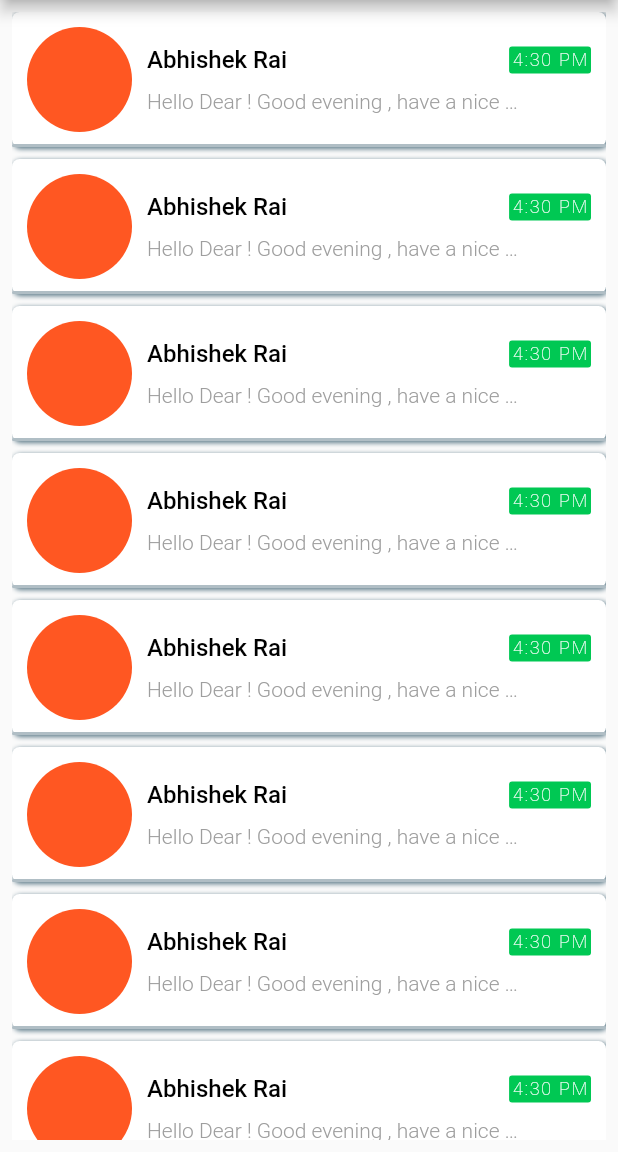
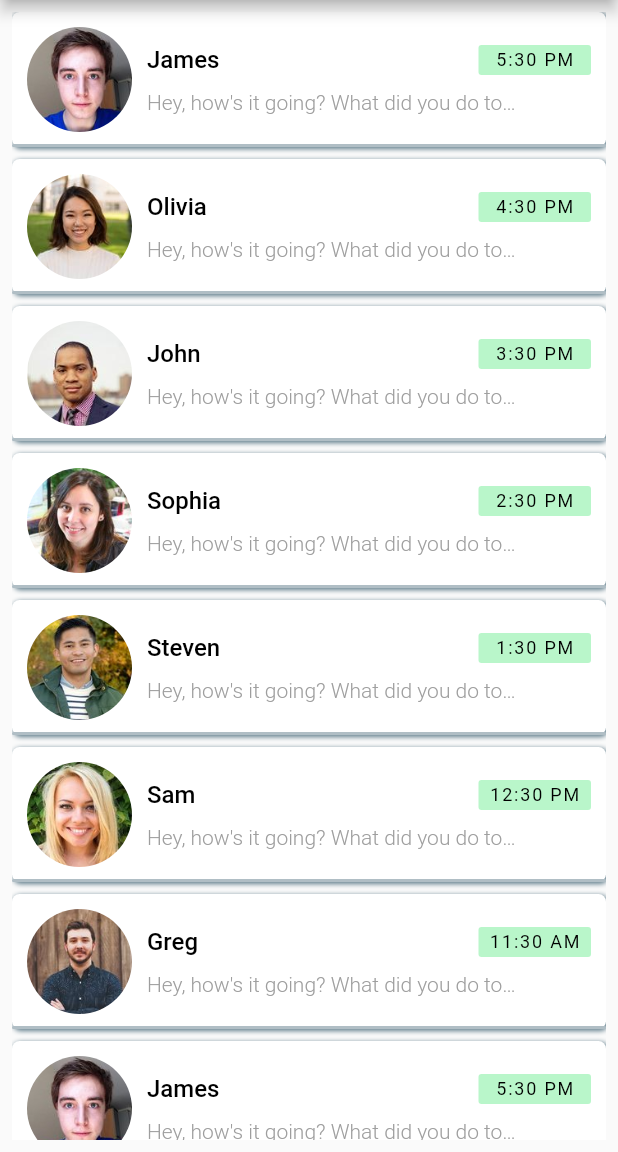
Before and after one commit to iamabhishek229313/WhatsApp-Redesign, a Flutter app: the screen it shows once a user with an empty profile is signed in, on a phone screen of 412 x 824 dp, the part 84-1236 px from its top. Run offline on Flutter 3.47's test engine with Material 2 defaults, Android fonts, the phone set to English and light mode, and no system bars; our stand-ins replace firebase_auth; accounts and stored records are empty; network calls fail; Roboto replaces fonts that are missing (Nunito-Regular).

Commit message:
The dummy models of the Person were added in the Project and its been matched with the HomePage() . Its freaking sunny outside : )

```diff
--- /dev/null
+++ b/lib/Models/message_model.dart
@@ -0,0 +1,235 @@
+import 'package:whatsapp_redesign/models/user_model.dart';
+
+class Message {
+  final User sender;
+  final String
+      time; // Would usually be type DateTime or Firebase Timestamp in production apps
+  final String text;
+  final bool isLiked;
+  final bool unread;
+
+  Message({
+    this.sender,
+    this.time,
+    this.text,
+    this.isLiked,
+    this.unread,
+  });
+}
+
+// YOU - current user
+final User currentUser =
+    User(id: 0, name: 'Current User', imageUrl: 'assets/images/greg.jpg');
+
+// USERS
+final User greg = User(id: 1, name: 'Greg', imageUrl: 'assets/images/greg.jpg');
+final User james =
+    User(id: 2, name: 'James', imageUrl: 'assets/images/james.jpg');
+final User john = User(id: 3, name: 'John', imageUrl: 'assets/images/john.jpg');
+final User olivia =
+    User(id: 4, name: 'Olivia', imageUrl: 'assets/images/olivia.jpg');
+final User sam = User(id: 5, name: 'Sam', imageUrl: 'assets/images/sam.jpg');
+final User sophia =
+    User(id: 6, name: 'Sophia', imageUrl: 'assets/images/sophia.jpg');
+final User steven =
+    User(id: 7, name: 'Steven', imageUrl: 'assets/images/steven.jpg');
+
+// FAVORITE CONTACTS
+List<User> favorites = [sam, steven, olivia, john, greg];
+
+// EXAMPLE CHATS ON HOME SCREEN
+List<Message> chats = [
+  Message(
+    sender: james,
+    time: '5:30 PM',
+    text: 'Hey, how\'s it going? What did you do today?',
+    isLiked: false,
+    unread: true,
+  ),
+  Message(
+    sender: olivia,
+    time: '4:30 PM',
+    text: 'Hey, how\'s it going? What did you do today?',
+    isLiked: false,
+    unread: true,
+  ),
+  Message(
+    sender: john,
+    time: '3:30 PM',
+    text: 'Hey, how\'s it going? What did you do today?',
+    isLiked: false,
+    unread: false,
+  ),
+  Message(
+    sender: sophia,
+    time: '2:30 PM',
+    text: 'Hey, how\'s it going? What did you do today?',
+    isLiked: false,
+    unread: true,
+  ),
+  Message(
+    sender: steven,
+    time: '1:30 PM',
+    text: 'Hey, how\'s it going? What did you do today?',
+    isLiked: false,
+    unread: false,
+  ),
+  Message(
+    sender: sam,
+    time: '12:30 PM',
+    text: 'Hey, how\'s it going? What did you do today?',
+    isLiked: false,
+    unread: false,
+  ),
+  Message(
+    sender: greg,
+    time: '11:30 AM',
+    text: 'Hey, how\'s it going? What did you do today?',
+    isLiked: false,
+    unread: false,
+  ),
+  Message(
+    sender: james,
+    time: '5:30 PM',
+    text: 'Hey, how\'s it going? What did you do today?',
+    isLiked: false,
+    unread: true,
+  ),
+  Message(
+    sender: olivia,
+    time: '4:30 PM',
+    text: 'Hey, how\'s it going? What did you do today?',
+    isLiked: false,
+    unread: true,
+  ),
+  Message(
+    sender: john,
+    time: '3:30 PM',
+    text: 'Hey, how\'s it going? What did you do today?',
+    isLiked: false,
+    unread: false,
+  ),
+  Message(
+    sender: sophia,
+    time: '2:30 PM',
+    text: 'Hey, how\'s it going? What did you do today?',
+    isLiked: false,
+    unread: true,
+  ),
+  Message(
+    sender: steven,
+    time: '1:30 PM',
+    text: 'Hey, how\'s it going? What did you do today?',
+    isLiked: false,
+    unread: false,
+  ),
+  Message(
+    sender: sam,
+    time: '12:30 PM',
+    text: 'Hey, how\'s it going? What did you do today?',
+    isLiked: false,
+    unread: false,
+  ),
+  Message(
+    sender: greg,
+    time: '11:30 AM',
+    text: 'Hey, how\'s it going? What did you do today?',
+    isLiked: false,
+    unread: false,
+  ),
+  Message(
+    sender: james,
+    time: '5:30 PM',
+    text: 'Hey, how\'s it going? What did you do today?',
+    isLiked: false,
+    unread: true,
+  ),
+  Message(
+    sender: olivia,
+    time: '4:30 PM',
+    text: 'Hey, how\'s it going? What did you do today?',
+    isLiked: false,
+    unread: true,
+  ),
+  Message(
+    sender: john,
+    time: '3:30 PM',
+    text: 'Hey, how\'s it going? What did you do today?',
+    isLiked: false,
+    unread: false,
+  ),
+  Message(
+    sender: sophia,
+    time: '2:30 PM',
+    text: 'Hey, how\'s it going? What did you do today?',
+    isLiked: false,
+    unread: true,
+  ),
+  Message(
+    sender: steven,
+    time: '1:30 PM',
+    text: 'Hey, how\'s it going? What did you do today?',
+    isLiked: false,
+    unread: false,
+  ),
+  Message(
+    sender: sam,
+    time: '12:30 PM',
+    text: 'Hey, how\'s it going? What did you do today?',
+    isLiked: false,
+    unread: false,
+  ),
+  Message(
+    sender: greg,
+    time: '11:30 AM',
+    text: 'Hey, how\'s it going? What did you do today?',
+    isLiked: false,
+    unread: false,
+  ),
+];
+
+// EXAMPLE MESSAGES IN CHAT SCREEN
+List<Message> messages = [
+  Message(
+    sender: james,
+    time: '5:30 PM',
+    text: 'Hey, how\'s it going? What did you do today?',
+    isLiked: true,
+    unread: true,
+  ),
+  Message(
+    sender: currentUser,
+    time: '4:30 PM',
+    text: 'Just walked my doge. She was super duper cute. The best pupper!!',
+    isLiked: false,
+    unread: true,
+  ),
+  Message(
+    sender: james,
+    time: '3:45 PM',
+    text: 'How\'s the doggo?',
+    isLiked: false,
+    unread: true,
+  ),
+  Message(
+    sender: james,
+    time: '3:15 PM',
+    text: 'All the food',
+    isLiked: true,
+    unread: true,
+  ),
+  Message(
+    sender: currentUser,
+    time: '2:30 PM',
+    text: 'Nice! What kind of food did you eat?',
+    isLiked: false,
+    unread: true,
+  ),
+  Message(
+    sender: james,
+    time: '2:00 PM',
+    text: 'I ate so much food today.',
+    isLiked: false,
+    unread: true,
+  ),
+];
--- /dev/null
+++ b/lib/Models/user_model.dart
@@ -0,0 +1,11 @@
+class User {
+  final int id;
+  final String name;
+  final String imageUrl;
+
+  User({
+    this.id,
+    this.name,
+    this.imageUrl,
+  });
+}
--- a/lib/Screens/HomePage.dart
+++ b/lib/Screens/HomePage.dart
@@ -1,8 +1,10 @@
 import 'package:flutter/cupertino.dart';
 import 'package:flutter/material.dart';
-import 'package:font_awesome_flutter/font_awesome_flutter.dart';
+import 'package:whatsapp_redesign/Models/message_model.dart';
 import 'package:whatsapp_redesign/Screens/MessagesCards.dart';
 import 'package:whatsapp_redesign/Services/Authentication.dart';
+
+
 
 class HomePage extends StatefulWidget {
   HomePage({Key key}) : super(key: key);
@@ -60,9 +62,9 @@ class _HomePageState extends State<HomePage> {
       body: new Container(
         padding: const EdgeInsets.all(8.0),
         child: new ListView.builder(
-          itemCount: 10,
+          itemCount: chats.length,
           itemBuilder: (context, index) {
-            return MessagesCard();
+            return MessagesCard(index: index,);
           },
         ),
       ),
--- a/lib/Screens/MessagesCards.dart
+++ b/lib/Screens/MessagesCards.dart
@@ -1,13 +1,14 @@
 import 'package:flutter/material.dart';
+import 'package:whatsapp_redesign/Models/message_model.dart';
 
 class MessagesCard extends StatelessWidget {
-  const MessagesCard({Key key}) : super(key: key);
-
+  final index ;
+  MessagesCard({@required this.index}) ;
   @override
   Widget build(BuildContext context) {
     return new GestureDetector(
       onTap: () {
-
+        // To the the chats
       },
       child: new Container(
         height: 90.0,
@@ -32,10 +33,15 @@ class MessagesCard extends StatelessWidget {
                   padding: const EdgeInsets.only(left: 10.0),
                   child: new ClipRRect(
                     borderRadius: BorderRadius.circular(35.0),
-                    child: new Container(
+                    // child: new Container(
+                    //   width: 70,
+                    //   height: 70,
+                    //   color: Colors.deepOrange,
+                    // ),
+                    child: new Image(
                       width: 70,
                       height: 70,
-                      color: Colors.deepOrange,
+                      image: AssetImage(chats[index].sender.imageUrl),
                     ),
                   ),
                 ),
@@ -54,7 +60,7 @@ class MessagesCard extends StatelessWidget {
                               mainAxisAlignment: MainAxisAlignment.spaceBetween,
                               children: <Widget>[
                                 new Text(
-                                  "Abhishek Rai",
+                                  chats[index].sender.name,
                                   style: new TextStyle(
                                     fontWeight: FontWeight.w500,
                                     color: Colors.black,
@@ -62,18 +68,22 @@ class MessagesCard extends StatelessWidget {
                                   ),
                                 ),
                                 new Container(
+                                  width: 75.0,
+                                  height: 20.0,
                                   margin: const EdgeInsets.only(right: 10.0),
                                   padding: const EdgeInsets.all(2.0),
                                   decoration: new BoxDecoration(
                                       borderRadius: BorderRadius.circular(2.0),
-                                      color: Colors.greenAccent.shade700),
-                                  child: new Text(
-                                    "4:30 PM",
-                                    style: new TextStyle(
-                                        fontSize: 12.0,
-                                        color: Colors.white,
-                                        fontWeight: FontWeight.w200,
-                                        letterSpacing: 1.2),
+                                      color: Colors.greenAccent.shade100),
+                                  child: Center(
+                                    child: new Text(
+                                      chats[index].time,
+                                      style: new TextStyle(
+                                          fontSize: 12.0,
+                                          color: Colors.black,
+                                          fontWeight: FontWeight.w400,
+                                          letterSpacing: 1.2),
+                                    ),
                                   ),
                                 )
                               ],
@@ -84,7 +94,7 @@ class MessagesCard extends StatelessWidget {
                             Container(
                               width: 250.0,
                               child: new Text(
-                                "Hello Dear ! Good evening , have a nice dinner ",
+                                chats[index].text,
                                 maxLines: 1,
                                 textWidthBasis: TextWidthBasis.longestLine,
                                 overflow: TextOverflow.ellipsis,
--- a/lib/Wrapper.dart
+++ b/lib/Wrapper.dart
@@ -18,7 +18,7 @@ class _WrapperState extends State<Wrapper> {
     final user = Provider.of<User>(context) ;
     print(user) ;
     if(user == null){
-      return SignupPage();
+      return LoginPage();
     }else{
       return HomePage();
     }
--- a/pubspec.yaml
+++ b/pubspec.yaml
@@ -45,8 +45,8 @@ flutter:
   uses-material-design: true
 
   # To add assets to your application, add an assets section, like this:
-  # assets:
-  #  - images/a_dot_burr.jpeg
+  assets:
+   - assets/images/
   #  - images/a_dot_ham.jpeg
 
   # An image asset can refer to one or more resolution-specific "variants", see
```
Also changed, not shown: lib/Screens/Login/LoginPage.dart (+27 -4 lines), lib/Screens/SignUp/Signup.dart (+39 -3 lines), assets/images/greg.jpg (added), assets/images/james.jpg (added), assets/images/john.jpg (added), assets/images/olivia.jpg (added), assets/images/sam.jpg (added), assets/images/sophia.jpg (added), assets/images/steven.jpg (added), 1 other file.
